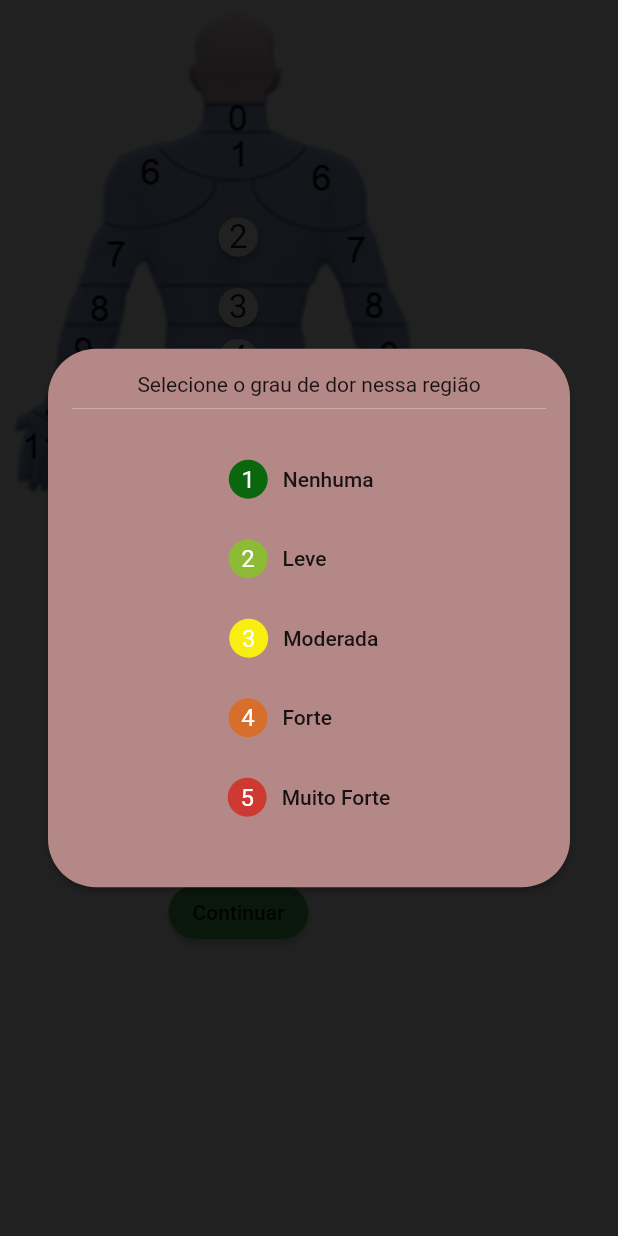
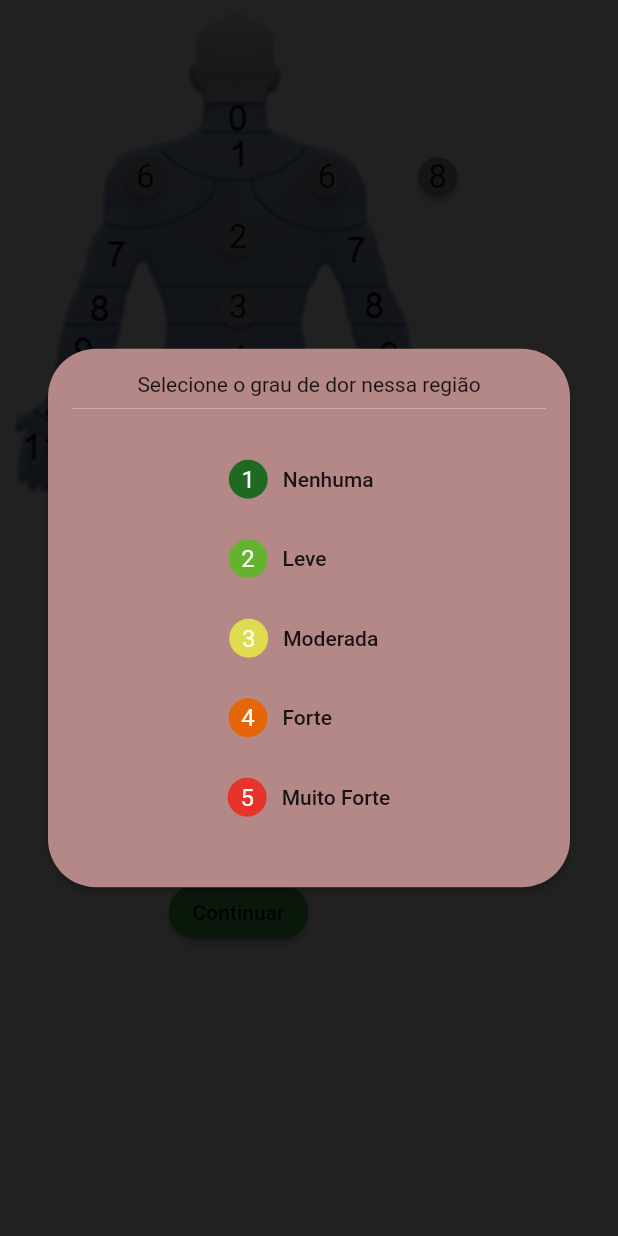
Before and after one commit to lucasjose256/Strong_CoreV1, a Flutter app: the CorpoHumano screen opened directly, after a tap on an icon or button, on a phone screen of 412 x 824 dp. Run offline on Flutter 3.47's test engine with Material 2 defaults, Android fonts, the phone set to English and light mode, and no system bars; our stand-ins replace cloud_firestore, firebase_auth, firebase_core, google_sign_in; missing offline and left inert: expansion_card, firebase_auth_web, firebase_core_web, google_sign_in_web, splash_screen_view; accounts and stored records are empty.

Commit message:
DoubleCard

```diff
--- a/lib/SCREENS/corpo_humano.dart
+++ b/lib/SCREENS/corpo_humano.dart
@@ -1,5 +1,6 @@
 import 'package:flutter/material.dart';
 import 'package:strong_core/SCREENS/basic_questions.dart';
+import 'package:strong_core/SCREENS/double_buttun.dart';
 import 'package:strong_core/SCREENS/provisoria.dart';
 import 'package:strong_core/SCREENS/screen_semanas.dart';
 import 'package:strong_core/style/add_pop_up_card.dart';
@@ -19,10 +20,41 @@ class _CorpoHumanoState extends State<CorpoHumano> {
         children: [
           Stack(children: [
             Image.asset('Assets/images/corpoHumano.png'),
-            Positioned(right: 138, top: 75, child: AddTodoButton(number: '1')),
-            Positioned(right: 138, top: 130, child: AddTodoButton(number: '2')),
-            Positioned(right: 138, top: 177, child: AddTodoButton(number: '3')),
-            Positioned(right: 138, top: 211, child: AddTodoButton(number: '4')),
+            Positioned(
+                right: 138,
+                top: 75,
+                child: AddTodoButton(number: '1', numberId: '')),
+            Positioned(
+                right: 138,
+                top: 130,
+                child: AddTodoButton(number: '2', numberId: '')),
+            Positioned(
+                right: 138,
+                top: 177,
+                child: AddTodoButton(number: '3', numberId: '')),
+            Positioned(
+                right: 138,
+                top: 211,
+                child: AddTodoButton(number: '4', numberId: '')),
+            Positioned(
+                right: 138,
+                top: 247,
+                child: AddTodoButton(number: '5', numberId: '')),
+            Positioned(
+                right: 79,
+                top: 90,
+                child: AddTodoButton(number: '6', numberId: '1')),
+            Positioned(
+                right: 200,
+                top: 90,
+                child: AddTodoButton(number: '6', numberId: '2')),
+            Positioned(
+                right: 5,
+                top: 90,
+                child: AddTodoButtonDouble(
+                  numberId: '',
+                  number: '8',
+                ))
           ]),
           MaterialButton(
             onPressed: () {
--- /dev/null
+++ b/lib/SCREENS/double_buttun.dart
@@ -0,0 +1,206 @@
+// ignore_for_file: use_key_in_widget_constructors
+
+import 'package:flutter/material.dart';
+import 'package:provider/provider.dart';
+
+import 'package:strong_core/style/custom_rect_tween.dart';
+import 'package:strong_core/style/hero_dialog_route.dart';
+
+/// {@template add_todo_button}
+/// Button to add a new [Todo].
+///
+/// Opens a [HeroDialogRoute] of [_AddTodoPopupCard].
+///
+/// Uses a [Hero] with tag [_heroAddTodo].
+/// {@endtemplate}
+class AddTodoButtonDouble extends StatefulWidget {
+  /// {@macro add_todo_button}
+  ///
+
+  final String? number;
+  late Color? newColor = Colors.yellow;
+  String numberId = '';
+  AddTodoButtonDouble({this.number, this.newColor, required this.numberId});
+
+  @override
+  State<AddTodoButtonDouble> createState() => _AddTodoButtonDoubleState();
+}
+
+class _AddTodoButtonDoubleState extends State<AddTodoButtonDouble> {
+  @override
+  Widget build(BuildContext context) {
+    // widget.newColor=Navigator.of(context).push();
+    //Color? newButtunColor = Provider.of<newColorForCard>(context).color;
+    //  bool flag = false;
+
+    return Padding(
+        padding: const EdgeInsets.all(8.0),
+        child: GestureDetector(
+          onTap: () async {
+            Color tempColor = await Navigator.push(
+                context,
+                HeroDialogRoute(
+                    builder: (context) => AddTodoPopupCard(
+                          nome: widget.number! + widget.numberId,
+                        ),
+                    settings: RouteSettings(arguments: null, name: null)));
+            // settings: RouteSettings(arguments: null, name: null)
+
+            setState(() {
+              widget.newColor = tempColor;
+            });
+          },
+          child: Hero(
+            tag: _heroAddTodo + '${widget.number}' + '${widget.numberId}',
+            createRectTween: (begin, end) {
+              return CustomRectTween(begin: begin!, end: end!);
+            },
+            child: Material(
+              color: widget.newColor == null
+                  ? Colors.grey
+                  : widget
+                      .newColor, //Provider.of<newColorForCard>(context)._color,
+              elevation: 2,
+              shape: CircleBorder(),
+              child: Padding(
+                padding: const EdgeInsets.all(7.0),
+                child: Text(
+                  widget.number!,
+                  textAlign: TextAlign.center,
+                  style: TextStyle(
+                    fontSize: 22,
+                  ),
+                ),
+              ),
+            ),
+          ),
+        ));
+  }
+}
+
+/// Tag-value used for the add todo popup button.
+const String _heroAddTodo = 'add-todo-hero';
+
+/// {@template add_todo_popup_card}
+/// Popup card to add a new [Todo]. Should be used in conjuction with
+/// [HeroDialogRoute] to achieve the popup effect.
+///
+/// Uses a [Hero] with tag [_heroAddTodo].
+/// {@endtemplate}
+class AddTodoPopupCard extends StatelessWidget {
+  /// {@macro add_todo_popup_card}
+  final String? nome;
+  //final Color? tempColor;
+  AddTodoPopupCard({required this.nome});
+
+  @override
+  Widget build(BuildContext context) {
+    return Row(
+      mainAxisAlignment: MainAxisAlignment.end,
+      children: [
+        Expanded(child: CardColor(context, ' numID')),
+        Expanded(child: CardColor(context, ' nID')),
+        /* CardColor(context, 'O'),
+        CardColor(context, 'X'),*/
+      ],
+    );
+  }
+
+  Hero CardColor(BuildContext context, String numID) {
+    return Hero(
+      tag: _heroAddTodo + '$nome' + numID,
+      createRectTween: (begin, end) {
+        return CustomRectTween(begin: begin!, end: end!);
+      },
+      child: Material(
+        color: Color.fromRGBO(181, 136, 136, 1),
+        elevation: 2,
+        shape: RoundedRectangleBorder(borderRadius: BorderRadius.circular(32)),
+        child: Column(mainAxisSize: MainAxisSize.min, children: [
+          const Text('Selecione o grau da dor no Ombro Direito'),
+          const Divider(
+            color: Colors.white,
+            thickness: 0.2,
+          ),
+          SizedBox(
+            height: 15,
+          ),
+          MarcarRegiao(
+              '1', 'Nenhuma   ', Color.fromARGB(255, 31, 106, 34), context),
+          SizedBox(
+            height: 5,
+          ),
+          MarcarRegiao('2', 'Leve            ',
+              Color.fromARGB(255, 99, 179, 46), context),
+          SizedBox(
+            height: 5,
+          ),
+          MarcarRegiao(
+              '3', 'Moderada  ', Color.fromARGB(255, 224, 220, 80), context),
+          SizedBox(
+            height: 5,
+          ),
+          MarcarRegiao('4', 'Forte           ',
+              Color.fromARGB(255, 230, 101, 8), context),
+          SizedBox(
+            height: 5,
+          ),
+          MarcarRegiao(
+              '5', 'Muito Forte', Color.fromARGB(222, 238, 39, 29), context),
+          SizedBox(
+            height: 20,
+          ),
+        ]),
+      ),
+    );
+  }
+
+  MaterialButton MarcarRegiao(
+      String num, String nome, Color? color, BuildContext context) {
+    return MaterialButton(
+      child: SingleChildScrollView(
+        scrollDirection: Axis.horizontal,
+        child: Row(
+          mainAxisSize: MainAxisSize.max,
+          //crossAxisAlignment: CrossAxisAlignment.baseline,
+          mainAxisAlignment: MainAxisAlignment.spaceBetween,
+          children: [
+            CircleAvatar(
+              radius: 13,
+              backgroundColor: color,
+              child: Text(
+                num,
+                style: TextStyle(color: Colors.white),
+              ),
+            ),
+            SizedBox(
+              width: 10,
+            ),
+            Text(
+              nome,
+            ),
+          ],
+        ),
+      ),
+      onPressed: () {
+        /* Provider.of<newColorForCard>(context, listen: false)
+            .changeColor(color, true);*/
+        //Mandar para o servidor
+        Navigator.pop(context, color);
+      },
+    );
+  }
+}
+
+class newColorForCard extends ChangeNotifier {
+  Color? _color;
+  bool b = false;
+  Color get color => _color!;
+  // //newColorForCard(this.color);
+
+  void changeColor(Color newColor, bool b) {
+    this.b = b;
+    _color = newColor;
+    notifyListeners();
+  }
+}
--- a/lib/style/add_pop_up_card.dart
+++ b/lib/style/add_pop_up_card.dart
@@ -20,7 +20,8 @@ class AddTodoButton extends StatefulWidget {
 
   final String? number;
   late Color? newColor = Colors.yellow;
-  AddTodoButton({this.number, this.newColor});
+  String numberId = '';
+  AddTodoButton({this.number, this.newColor, required this.numberId});
 
   @override
   State<AddTodoButton> createState() => _AddTodoButtonState();
@@ -43,7 +44,7 @@ class _AddTodoButtonState extends State<AddTodoButton> {
                   context,
                   HeroDialogRoute(
                       builder: (context) => AddTodoPopupCard(
-                            nome: widget.number,
+                            nome: widget.number! + widget.numberId!,
                           ),
                       settings: RouteSettings(arguments: null, name: null)));
               // settings: RouteSettings(arguments: null, name: null)
@@ -53,13 +54,15 @@ class _AddTodoButtonState extends State<AddTodoButton> {
               });
             },
             child: Hero(
-              tag: _heroAddTodo + '${widget.number}',
+              tag: _heroAddTodo + '${widget.number}' + '${widget.numberId}',
               createRectTween: (begin, end) {
                 return CustomRectTween(begin: begin!, end: end!);
               },
               child: Material(
-                color: widget
-                    .newColor, //Provider.of<newColorForCard>(context)._color,
+                color: widget.newColor == null
+                    ? Colors.grey
+                    : widget
+                        .newColor, //Provider.of<newColorForCard>(context)._color,
                 elevation: 2,
                 shape: CircleBorder(),
                 child: Padding(
@@ -123,27 +126,27 @@ class AddTodoPopupCard extends StatelessWidget {
                     height: 15,
                   ),
                   MarcarRegiao('1', 'Nenhuma   ',
-                      const Color.fromARGB(255, 11, 103, 14), context),
+                      Color.fromARGB(255, 31, 106, 34), context),
                   SizedBox(
                     height: 5,
                   ),
                   MarcarRegiao('2', 'Leve            ',
-                      Color.fromARGB(185, 126, 206, 21), context),
+                      Color.fromARGB(255, 99, 179, 46), context),
                   SizedBox(
                     height: 5,
                   ),
                   MarcarRegiao('3', 'Moderada  ',
-                      Color.fromARGB(255, 247, 239, 15), context),
+                      Color.fromARGB(255, 224, 220, 80), context),
                   SizedBox(
                     height: 5,
                   ),
                   MarcarRegiao('4', 'Forte           ',
-                      Color.fromARGB(184, 230, 100, 8), context),
+                      Color.fromARGB(255, 230, 101, 8), context),
                   SizedBox(
                     height: 5,
                   ),
                   MarcarRegiao('5', 'Muito Forte',
-                      Color.fromARGB(184, 215, 26, 16), context),
+                      Color.fromARGB(222, 238, 39, 29), context),
                   SizedBox(
                     height: 20,
                   ),
```
